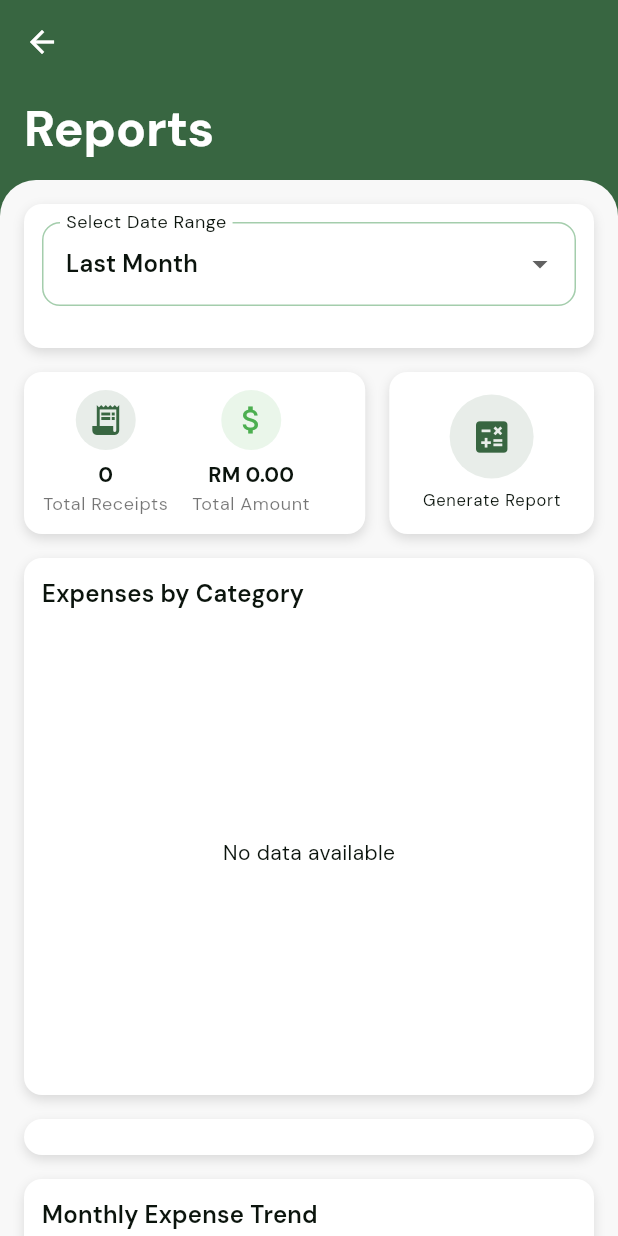
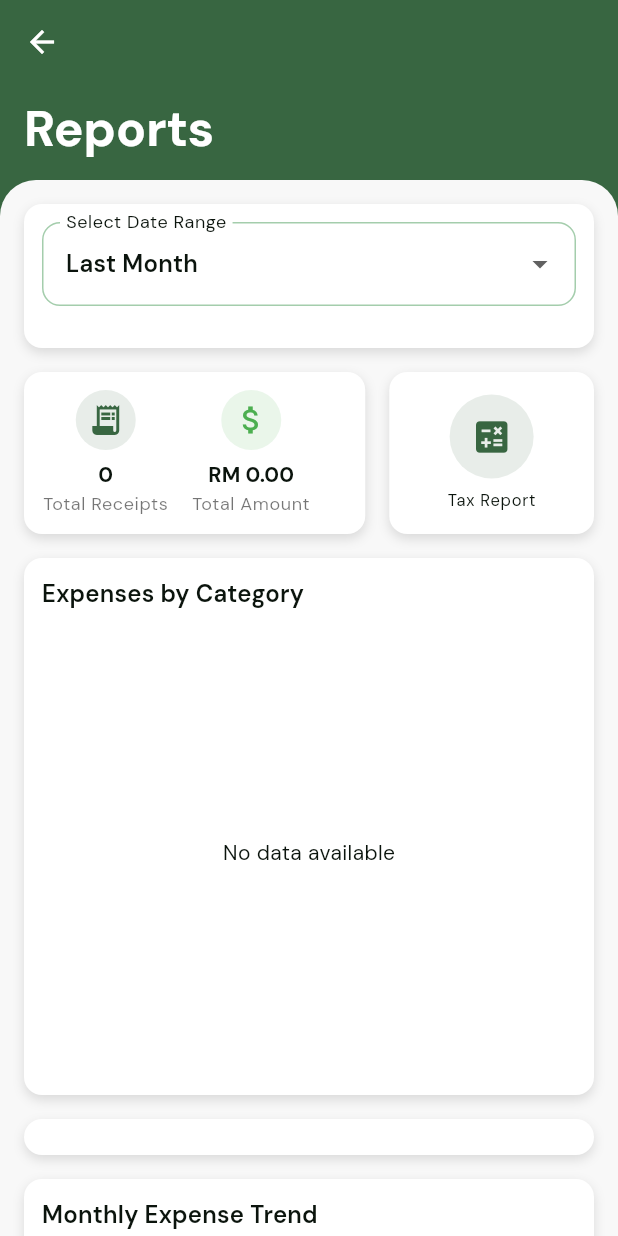
Before and after one commit to vinky0813/tolak_tax, a Flutter app: the ReportsScreen screen opened directly, on a phone screen of 412 x 824 dp. Run offline on Flutter 3.47's test engine with Material 3 defaults, Android fonts, the light colour scheme and no system bars; our stand-ins replace another_flushbar, camera, carousel_slider, firebase_auth, firebase_core, fl_chart and 5 more; missing offline and left inert: flutter_facebook_auth; accounts and stored records are empty.

Commit message:
Refactor tax calculations in DashboardScreen and update navigation labels in ReportsScreen; remove unused comment in TaxReliefClassesSection

```diff
--- a/lib/screens/dashboard_screen.dart
+++ b/lib/screens/dashboard_screen.dart
@@ -70,10 +70,8 @@ class _DashboardScreenState extends State<DashboardScreen> {
     // Dummy data for demo
     final int totalReceipts = receiptService.getCachedReceiptsCount();
     final double totalExpenses = receiptService.getTotalAmountSpent();
-    final double totalTax = receiptService.getCachedReceipts().fold(
-          0.0,
-          (sum, receipt) => sum + (receipt.taxAmount ?? 0.0),
-        );
+    final double totalTax =
+        receiptService.getYearlyTaxData(DateTime.now().year)['totalTaxSaved'];
 
     final recentReceipts = receiptService.getRecentReceipts();
 
--- a/lib/screens/reports_screen.dart
+++ b/lib/screens/reports_screen.dart
@@ -191,10 +191,12 @@ class _ReportsScreenState extends State<ReportsScreen> {
                               child: Center(
                                 child: QuickActionButton(
                                   icon: Icons.calculate,
-                                  label: 'Generate Report',
+                                  label: 'Tax Report',
                                   onPressed: () {
                                     Navigator.pushNamed(
-                                        context, '/generate-report');
+                                      context,
+                                      '/tax-report',
+                                    );
                                   },
                                 ),
                               ),
--- a/lib/screens/tax_report_screen.dart
+++ b/lib/screens/tax_report_screen.dart
@@ -52,6 +52,7 @@ class _TaxReportScreenState extends State<TaxReportScreen> {
                     ),
                   ),
                   const Spacer(),
+                  //TODO: FIX
                   _buildYearSelector(theme),
                 ],
               ),
--- a/lib/widgets/tax_widgets/tax_relief_classes_section.dart
+++ b/lib/widgets/tax_widgets/tax_relief_classes_section.dart
@@ -72,7 +72,6 @@ class TaxReliefClassesSection extends StatelessWidget {
                   );
                 }).toList(),
 
-                // Show unused tax relief classes (optional - you can remove this if you don't want to show them)
                 const SizedBox(height: 16),
                 ExpansionTile(
                   title: Text(
```
